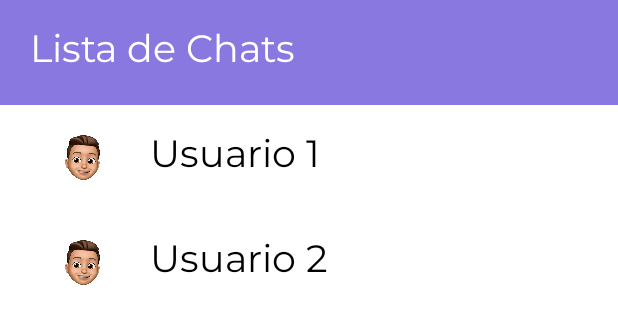
After one commit to UNIZAR-30226-2022-08/frontend_android, an Android app: the layout activity_listachats.xml on its own in the app's theme, with its tools: preview values and no code run, on a phone screen of 412 x 824 dp. The commit adds this screen. Shown: the top 324 px of the screen. Run offline under Robolectric (Android 15) with nearby library versions, the phone set to English and light mode, and no system bars; network calls fail.

Commit message:
chat y lista de chats

```diff
--- /dev/null
+++ b/app/src/main/res/layout/activity_listachats.xml
@@ -0,0 +1,110 @@
+<?xml version="1.0" encoding="utf-8"?>
+<RelativeLayout xmlns:android="http://schemas.android.com/apk/res/android"
+    android:layout_width="match_parent"
+    android:layout_height="match_parent"
+    android:background="@color/white">
+
+    <LinearLayout
+        android:layout_width="match_parent"
+        android:layout_height="match_parent"
+        android:orientation="vertical">
+
+        <LinearLayout
+            android:background="@color/c_Morado_Boton"
+            android:layout_width="match_parent"
+            android:layout_height="70dp"
+            android:orientation="horizontal">
+
+            <TextView
+                android:id="@+id/ed_Usuario"
+                android:layout_width="match_parent"
+                android:layout_height="match_parent"
+                android:background="@null"
+                android:fontFamily="@font/montserrat"
+                android:gravity="center_vertical"
+                android:paddingHorizontal="20dp"
+                android:text="Lista de Chats"
+                android:textColor="@color/white"
+                android:textColorHint="#99FFFFFF"
+                android:textSize="25sp" />
+        </LinearLayout>
+
+        <LinearLayout
+            android:layout_width="match_parent"
+            android:layout_height="match_parent"
+            android:orientation="vertical">
+
+            <LinearLayout
+                android:layout_width="match_parent"
+                android:layout_height="wrap_content"
+                android:orientation="vertical">
+
+                <LinearLayout
+                    android:layout_width="match_parent"
+                    android:layout_height="wrap_content"
+                    android:orientation="horizontal"
+                    android:maxWidth="300dp"
+                    android:layout_margin="10dp">
+
+                    <ImageView
+                        android:id="@+id/fotoPerfil"
+                        android:layout_width="50dp"
+                        android:layout_height="50dp"
+                        android:layout_gravity="center"
+                        android:layout_marginStart="20dp"
+                        android:background="@drawable/view_redonda_perfil"
+                        android:src="@drawable/ejemploperfil" />
+
+                    <TextView
+                        android:id="@+id/ed_Usuario"
+                        android:layout_width="match_parent"
+                        android:layout_height="match_parent"
+                        android:fontFamily="@font/montserrat"
+                        android:maxWidth="300dp"
+                        android:gravity="center_vertical"
+                        android:paddingHorizontal="20dp"
+                        android:text="Usuario 1"
+                        android:textColor="@color/black"
+                        android:textColorHint="#99FFFFFF"
+                        android:textSize="25sp" />
+
+                </LinearLayout>
+
+                <LinearLayout
+                    android:layout_width="match_parent"
+                    android:layout_height="wrap_content"
+                    android:orientation="horizontal"
+                    android:maxWidth="300dp"
+                    android:layout_margin="10dp">
+
+                    <ImageView
+                        android:id="@+id/fotoPerfil2"
+                        android:layout_width="50dp"
+                        android:layout_height="50dp"
+                        android:layout_gravity="center"
+                        android:layout_marginStart="20dp"
+                        android:background="@drawable/view_redonda_perfil"
+                        android:src="@drawable/ejemploperfil" />
+
+                    <TextView
+                        android:id="@+id/ed_Usuario2"
+                        android:layout_width="match_parent"
+                        android:layout_height="match_parent"
+                        android:fontFamily="@font/montserrat"
+                        android:maxWidth="300dp"
+                        android:gravity="center_vertical"
+                        android:paddingHorizontal="20dp"
+                        android:text="Usuario 2"
+                        android:textColor="@color/black"
+                        android:textColorHint="#99FFFFFF"
+                        android:textSize="25sp" />
+
+                </LinearLayout>
+
+            </LinearLayout>
+
+        </LinearLayout>
+
+    </LinearLayout>
+
+</RelativeLayout>
--- a/app/src/main/res/values/colors.xml
+++ b/app/src/main/res/values/colors.xml
@@ -13,6 +13,7 @@
     <color name="c_Iconos">#7ab6c3</color>
     <color name="c_Amarillo_Boton">#faca5c</color>
     <color name="c_Morado_Boton">#8978e0</color>
+    <color name="c_Morado_Claro"> #a799f2</color>
     <color name="c_Verde_Boton">#45d7d9</color>
     <color name="c_Rojo_Boton">#E07878</color>
 </resources>
```
Also changed, not shown: app/src/main/res/layout/activity_chat.xml (added, +122 -0 lines), 1 other file.
